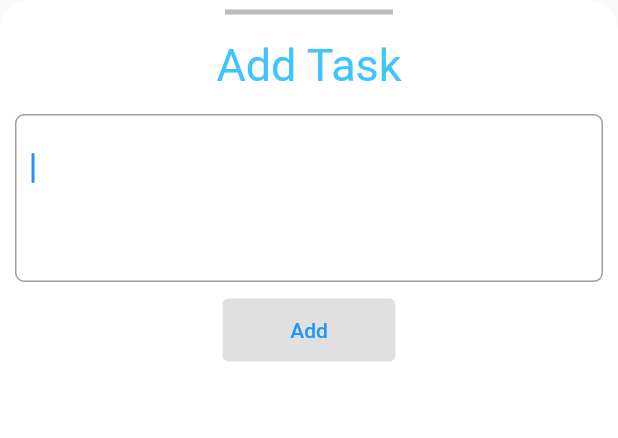
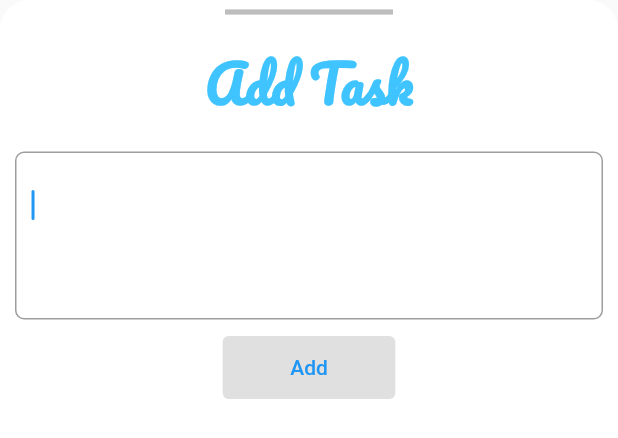
Before and after one commit to RonBarzilay/Today-App, a Flutter app: the AddTaskScreen widget shown alone on an empty page, opened directly, on a phone screen of 412 x 824 dp. Shown: the top 438 px of the screen. Run offline on Flutter 3.47's test engine with Material 2 defaults, Android fonts, the phone set to English and light mode, and no system bars.

Commit message:
- New font for add_task_screen.dart

```diff
--- a/lib/screens/add_task_screen.dart
+++ b/lib/screens/add_task_screen.dart
@@ -20,7 +20,7 @@ class _AddTaskScreenState extends State<AddTaskScreen> {
   @override
   Widget build(BuildContext context) {
     return Container(
-      height: 600,
+      height: 630,
       decoration: const BoxDecoration(
         color: Colors.white,
         borderRadius: BorderRadius.only(
@@ -50,8 +50,10 @@ class _AddTaskScreenState extends State<AddTaskScreen> {
           const Text(
             'Add Task',
             style: TextStyle(
+              fontFamily: 'Pacifico',
               color: Colors.lightBlueAccent,
-              fontSize: 30,
+              fontSize: 34,
+              fontWeight: FontWeight.w600,
               decorationColor: Colors.white,
             ),
           ),
```
Also changed, not shown: pubspec.yaml (+9 -11 lines), assets/fonts/Pacifico-Regular.ttf (added).
